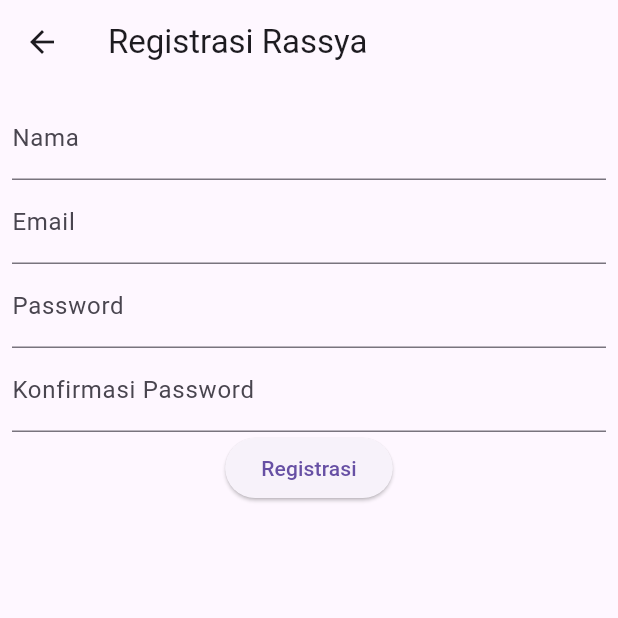
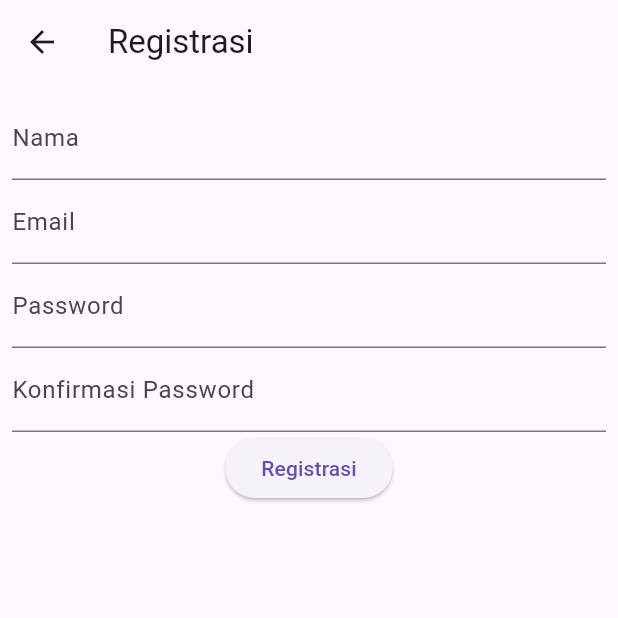
Before and after one commit to afnanbaihaqii/Lab4Mobile_M-Afnan-Baihaqi_ShiftB, a Flutter app: the RegistrasiPage screen opened directly, on a phone screen of 412 x 824 dp, the top half of it. Run offline on Flutter 3.47's test engine with Material 3 defaults, Android fonts, the phone set to English and light mode, and no system bars; our stand-ins replace shared_preferences; accounts and stored records are empty.

Commit message:
Update registrasi_page.dart

```diff
--- a/lib/ui/registrasi_page.dart
+++ b/lib/ui/registrasi_page.dart
@@ -21,7 +21,7 @@ class _RegistrasiPageState extends State<RegistrasiPage> {
   Widget build(BuildContext context) {
     return Scaffold(
       appBar: AppBar(
-        title: const Text("Registrasi Rassya"),
+        title: const Text("Registrasi"),
       ),
       body: SingleChildScrollView(
         child: Padding(
```
